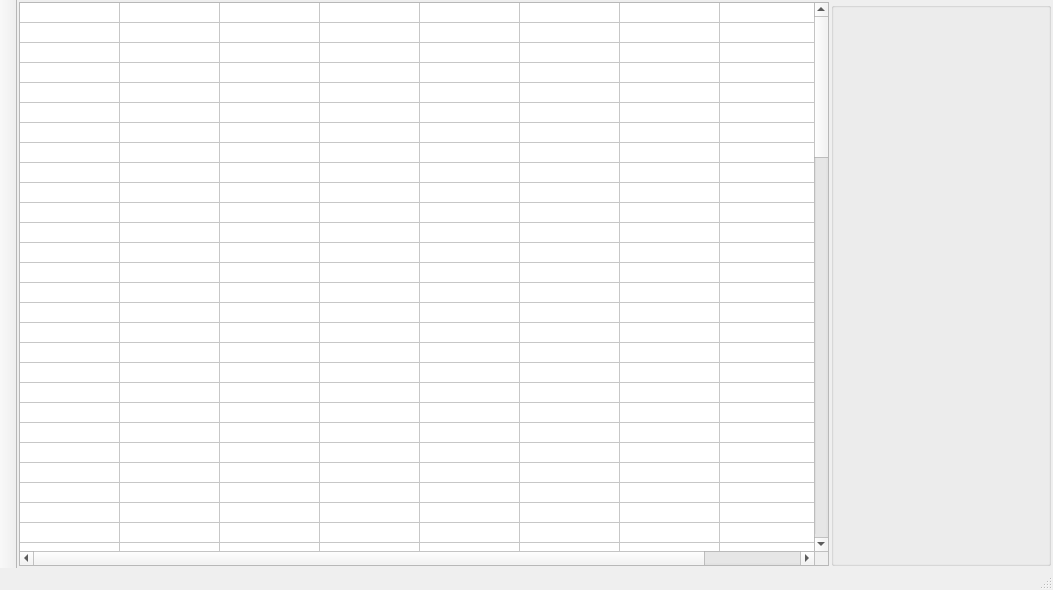
Old version of the form ui/wnd_server.ui in the repository decenfrontier/PyNetAuth.
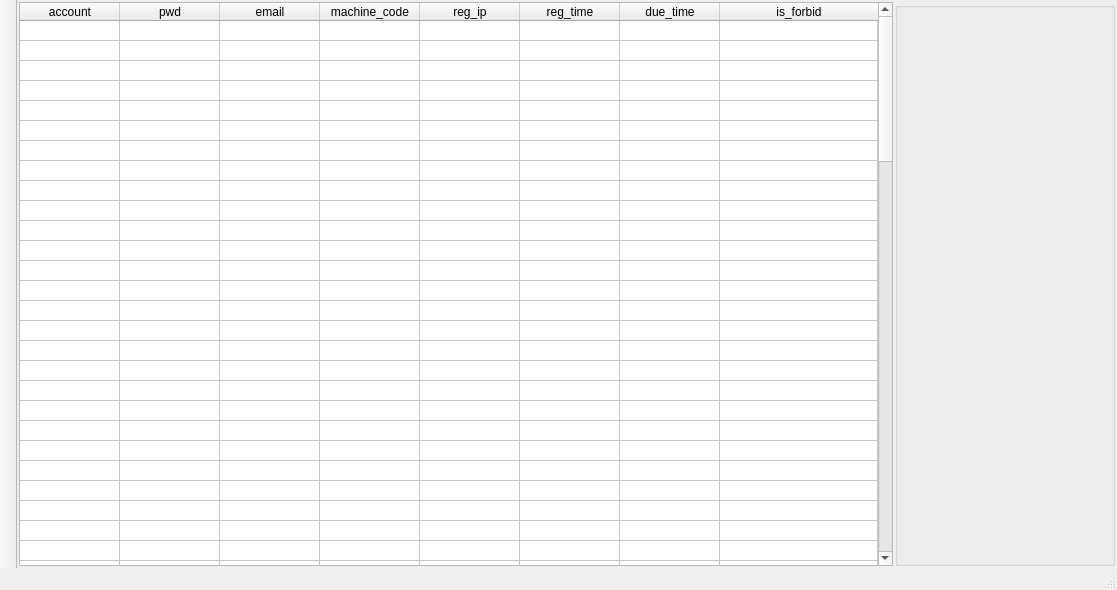
New version of the form. The open tabs and pages were chosen to show the change.

Diff of the .ui file:
```diff
--- a/ui/wnd_server.ui
+++ b/ui/wnd_server.ui
@@ -6,7 +6,7 @@
    <rect>
     <x>0</x>
     <y>0</y>
-    <width>1053</width>
+    <width>1117</width>
     <height>590</height>
    </rect>
   </property>
@@ -72,7 +72,7 @@
              <number>100</number>
             </property>
             <attribute name="horizontalHeaderVisible">
-             <bool>false</bool>
+             <bool>true</bool>
             </attribute>
             <attribute name="horizontalHeaderCascadingSectionResizes">
              <bool>false</bool>
```
Left out of the diff: 6 changed lines with no effect on the pictures.
